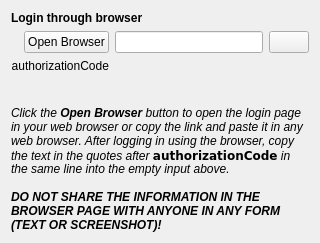
The window that rare/ui/components/dialogs/login/browser_login.ui (RareDevs/Rare) describes before a commit, drawn with Qt 5.
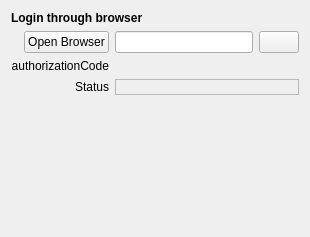
The same window after the commit.

Commit message:
LoginDialog: update to handle exceptions when errors are logged
Also update the forms to fix the dialog being stretched when the
EGL manifest path was too long

```diff
--- a/rare/ui/components/dialogs/login/browser_login.ui
+++ b/rare/ui/components/dialogs/login/browser_login.ui
@@ -6,15 +6,15 @@
    <rect>
     <x>0</x>
     <y>0</y>
-    <width>320</width>
-    <height>243</height>
+    <width>310</width>
+    <height>237</height>
    </rect>
   </property>
   <property name="windowTitle">
    <string notr="true">BrowserLogin</string>
   </property>
-  <layout class="QVBoxLayout" name="main_layout">
-   <item>
+  <layout class="QVBoxLayout" name="main_layout" stretch="0,1">
+   <item alignment="Qt::AlignmentFlag::AlignTop">
     <widget class="QLabel" name="title_label">
      <property name="sizePolicy">
       <sizepolicy hsizetype="Preferred" vsizetype="Fixed">
@@ -24,7 +24,6 @@
      </property>
      <property name="font">
       <font>
-       <weight>75</weight>
        <bold>true</bold>
       </font>
      </property>
@@ -33,19 +32,23 @@
      </property>
     </widget>
    </item>
-   <item>
+   <item alignment="Qt::AlignmentFlag::AlignTop">
+    <widget class="QWidget" name="form_widget" native="true">
     <layout class="QFormLayout" name="form_layout">
-     <property name="sizeConstraint">
-      <enum>QLayout::SetFixedSize</enum>
-     </property>
-     <property name="fieldGrowthPolicy">
-      <enum>QFormLayout::AllNonFixedFieldsGrow</enum>
-     </property>
      <property name="labelAlignment">
-      <set>Qt::AlignRight|Qt::AlignTrailing|Qt::AlignVCenter</set>
-     </property>
-     <property name="formAlignment">
-      <set>Qt::AlignLeading|Qt::AlignLeft|Qt::AlignVCenter</set>
+       <set>Qt::AlignmentFlag::AlignRight|Qt::AlignmentFlag::AlignTrailing|Qt::AlignmentFlag::AlignVCenter</set>
+      </property>
+      <property name="leftMargin">
+       <number>0</number>
+      </property>
+      <property name="topMargin">
+       <number>0</number>
+      </property>
+      <property name="rightMargin">
+       <number>0</number>
+      </property>
+      <property name="bottomMargin">
+       <number>0</number>
      </property>
      <item row="0" column="0">
       <widget class="QPushButton" name="open_button">
@@ -56,6 +59,9 @@
      </item>
      <item row="0" column="1">
       <layout class="QHBoxLayout" name="link_layout" stretch="1,0">
+        <property name="sizeConstraint">
+         <enum>QLayout::SizeConstraint::SetFixedSize</enum>
+        </property>
        <item>
         <widget class="QLineEdit" name="link_text">
          <property name="text">
@@ -89,46 +95,29 @@
       </widget>
      </item>
      <item row="2" column="1">
-      <widget class="QLabel" name="status_label">
-       <property name="font">
-        <font>
-         <italic>true</italic>
-        </font>
+       <widget class="QLabel" name="status_field">
+        <property name="frameShape">
+         <enum>QFrame::Shape::StyledPanel</enum>
+        </property>
+        <property name="frameShadow">
+         <enum>QFrame::Shadow::Sunken</enum>
        </property>
        <property name="text">
         <string notr="true"/>
-       </property>
-      </widget>
-     </item>
-    </layout>
-   </item>
-   <item>
-    <spacer name="vscaper">
-     <property name="orientation">
-      <enum>Qt::Vertical</enum>
-     </property>
-     <property name="sizeHint" stdset="0">
-      <size>
-       <width>20</width>
-       <height>10</height>
-      </size>
-     </property>
-    </spacer>
-   </item>
-   <item>
-    <widget class="QLabel" name="info_label">
-     <property name="sizePolicy">
-      <sizepolicy hsizetype="Expanding" vsizetype="Preferred">
-       <horstretch>0</horstretch>
-       <verstretch>0</verstretch>
-      </sizepolicy>
-     </property>
-     <property name="text">
-      <string>&lt;i&gt;Click the &lt;strong&gt;Open Browser&lt;/strong&gt; button to open the login page in your web browser or copy the link and paste it in any web browser. After logging in using the browser, copy the text in the quotes after &lt;/i&gt;&lt;code&gt;&lt;b&gt;authorizationCode&lt;/b&gt;&lt;/code&gt;&lt;i&gt; in the same line into the empty input above.&lt;br&gt;&lt;br&gt;&lt;strong&gt;DO NOT SHARE THE INFORMATION IN THE BROWSER PAGE WITH ANYONE IN ANY FORM (TEXT OR SCREENSHOT)!&lt;/strong&gt;&lt;/i&gt;</string>
      </property>
      <property name="wordWrap">
       <bool>true</bool>
      </property>
+       </widget>
+      </item>
+      <item row="2" column="0">
+       <widget class="QLabel" name="status_label">
+        <property name="text">
+         <string>Status</string>
+        </property>
+       </widget>
+      </item>
+     </layout>
     </widget>
    </item>
   </layout>
```
Left out of the diff: 2 changed lines with no effect on the pictures. Lines whose indentation alone changed are shown as unchanged. The commit also changes 10 other files.
